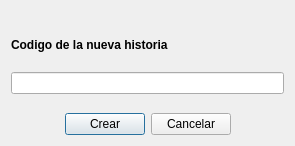
Before: the Qt Designer form crearhistoria.ui in Gabrielnz/pasantia-CIMBUC, drawn with Qt 5.
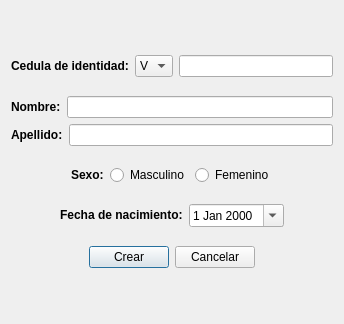
After: the same form once the commit is applied.

What changed in the file:
```diff
--- a/crearhistoria.ui
+++ b/crearhistoria.ui
@@ -6,8 +6,8 @@
    <rect>
     <x>0</x>
     <y>0</y>
-    <width>295</width>
-    <height>146</height>
+    <width>344</width>
+    <height>324</height>
    </rect>
   </property>
   <property name="windowTitle">
@@ -15,36 +15,120 @@
   </property>
   <layout class="QGridLayout" name="gridLayout">
    <item row="0" column="0">
-    <layout class="QVBoxLayout" name="verticalLayout_2">
+    <spacer name="verticalSpacer_2">
+     <property name="orientation">
+      <enum>Qt::Vertical</enum>
+     </property>
+     <property name="sizeType">
+      <enum>QSizePolicy::Fixed</enum>
+     </property>
+     <property name="sizeHint" stdset="0">
+      <size>
+       <width>17</width>
+       <height>13</height>
+      </size>
+     </property>
+    </spacer>
+   </item>
+   <item row="1" column="0">
+    <layout class="QVBoxLayout" name="verticalLayout">
      <item>
       <layout class="QHBoxLayout" name="horizontalLayout_2">
        <item>
-        <layout class="QVBoxLayout" name="verticalLayout">
+        <widget class="QLabel" name="etqCI">
+         <property name="text">
+          <string>&lt;html&gt;&lt;head/&gt;&lt;body&gt;&lt;p&gt;&lt;span style=&quot; font-weight:600;&quot;&gt;Cedula de identidad:&lt;/span&gt;&lt;/p&gt;&lt;/body&gt;&lt;/html&gt;</string>
+         </property>
+        </widget>
+       </item>
+       <item>
+        <widget class="QComboBox" name="cBoxCI">
          <item>
-          <spacer name="verticalSpacer_2">
-           <property name="orientation">
-            <enum>Qt::Vertical</enum>
-           </property>
-           <property name="sizeType">
-            <enum>QSizePolicy::Fixed</enum>
-           </property>
-           <property name="sizeHint" stdset="0">
-            <size>
-             <width>17</width>
-             <height>13</height>
-            </size>
-           </property>
-          </spacer>
+          <property name="text">
+           <string>V</string>
+          </property>
          </item>
          <item>
-          <widget class="QLabel" name="etqCrearHistoria">
-           <property name="text">
-            <string>&lt;html&gt;&lt;head/&gt;&lt;body&gt;&lt;p&gt;&lt;span style=&quot; font-weight:600;&quot;&gt;Codigo de la nueva historia&lt;/span&gt;&lt;/p&gt;&lt;/body&gt;&lt;/html&gt;</string>
-           </property>
-          </widget>
+          <property name="text">
+           <string>E</string>
+          </property>
          </item>
-        </layout>
+        </widget>
        </item>
+       <item>
+        <widget class="QLineEdit" name="lineaCI">
+         <property name="maxLength">
+          <number>9</number>
+         </property>
+         <property name="clearButtonEnabled">
+          <bool>false</bool>
+         </property>
+        </widget>
+       </item>
+      </layout>
+     </item>
+     <item>
+      <spacer name="verticalSpacer_3">
+       <property name="orientation">
+        <enum>Qt::Vertical</enum>
+       </property>
+       <property name="sizeType">
+        <enum>QSizePolicy::Fixed</enum>
+       </property>
+       <property name="sizeHint" stdset="0">
+        <size>
+         <width>17</width>
+         <height>13</height>
+        </size>
+       </property>
+      </spacer>
+     </item>
+     <item>
+      <layout class="QHBoxLayout" name="horizontalLayout_6">
+       <item>
+        <widget class="QLabel" name="etqNombre">
+         <property name="text">
+          <string>&lt;html&gt;&lt;head/&gt;&lt;body&gt;&lt;p&gt;&lt;span style=&quot; font-weight:600;&quot;&gt;Nombre:&lt;/span&gt;&lt;/p&gt;&lt;/body&gt;&lt;/html&gt;</string>
+         </property>
+        </widget>
+       </item>
+       <item>
+        <widget class="QLineEdit" name="lineaNombre"/>
+       </item>
+      </layout>
+     </item>
+     <item>
+      <layout class="QHBoxLayout" name="horizontalLayout_4">
+       <item>
+        <widget class="QLabel" name="etqApellido">
+         <property name="text">
+          <string>&lt;html&gt;&lt;head/&gt;&lt;body&gt;&lt;p&gt;&lt;span style=&quot; font-weight:600;&quot;&gt;Apellido:&lt;/span&gt;&lt;/p&gt;&lt;/body&gt;&lt;/html&gt;</string>
+         </property>
+        </widget>
+       </item>
+       <item>
+        <widget class="QLineEdit" name="lineaApellido"/>
+       </item>
+      </layout>
+     </item>
+     <item>
+      <spacer name="verticalSpacer_4">
+       <property name="orientation">
+        <enum>Qt::Vertical</enum>
+       </property>
+       <property name="sizeType">
+        <enum>QSizePolicy::Fixed</enum>
+       </property>
+       <property name="sizeHint" stdset="0">
+        <size>
+         <width>17</width>
+         <height>13</height>
+        </size>
+       </property>
+      </spacer>
+     </item>
+     <item>
+      <layout class="QHBoxLayout" name="horizontalLayout_3">
        <item>
         <spacer name="horizontalSpacer_6">
          <property name="orientation">
@@ -58,13 +142,104 @@
          </property>
         </spacer>
        </item>
+       <item>
+        <widget class="QLabel" name="etqSexo">
+         <property name="text">
+          <string>&lt;html&gt;&lt;head/&gt;&lt;body&gt;&lt;p&gt;&lt;span style=&quot; font-weight:600;&quot;&gt;Sexo:&lt;/span&gt;&lt;/p&gt;&lt;/body&gt;&lt;/html&gt;</string>
+         </property>
+        </widget>
+       </item>
+       <item>
+        <widget class="QRadioButton" name="radioMasculino">
+         <property name="text">
+          <string>Masculino</string>
+         </property>
+        </widget>
+       </item>
+       <item>
+        <widget class="QRadioButton" name="radioFemenino">
+         <property name="text">
+          <string>Femenino</string>
+         </property>
+        </widget>
+       </item>
+       <item>
+        <spacer name="horizontalSpacer_3">
+         <property name="orientation">
+          <enum>Qt::Horizontal</enum>
+         </property>
+         <property name="sizeHint" stdset="0">
+          <size>
+           <width>40</width>
+           <height>20</height>
+          </size>
+         </property>
+        </spacer>
+       </item>
       </layout>
      </item>
      <item>
-      <widget class="QLineEdit" name="lineaCrearHistoria"/>
+      <spacer name="verticalSpacer_6">
+       <property name="orientation">
+        <enum>Qt::Vertical</enum>
+       </property>
+       <property name="sizeType">
+        <enum>QSizePolicy::Fixed</enum>
+       </property>
+       <property name="sizeHint" stdset="0">
+        <size>
+         <width>17</width>
+         <height>13</height>
+        </size>
+       </property>
+      </spacer>
      </item>
      <item>
-      <spacer name="verticalSpacer">
+      <layout class="QHBoxLayout" name="horizontalLayout_5">
+       <item>
+        <spacer name="horizontalSpacer_5">
+         <property name="orientation">
+          <enum>Qt::Horizontal</enum>
+         </property>
+         <property name="sizeHint" stdset="0">
+          <size>
+           <width>40</width>
+           <height>20</height>
+          </size>
+         </property>
+        </spacer>
+       </item>
+       <item>
+        <widget class="QLabel" name="etqFechaNac">
+         <property name="text">
+          <string>&lt;html&gt;&lt;head/&gt;&lt;body&gt;&lt;p&gt;&lt;span style=&quot; font-weight:600;&quot;&gt;Fecha de nacimiento:&lt;/span&gt;&lt;/p&gt;&lt;/body&gt;&lt;/html&gt;</string>
+         </property>
+        </widget>
+       </item>
+       <item>
+        <widget class="QDateEdit" name="editFechaNac">
+         <property name="calendarPopup">
+          <bool>true</bool>
+         </property>
+        </widget>
+       </item>
+       <item>
+        <spacer name="horizontalSpacer_4">
+         <property name="orientation">
+          <enum>Qt::Horizontal</enum>
+         </property>
+         <property name="sizeHint" stdset="0">
+          <size>
+           <width>40</width>
+           <height>20</height>
+          </size>
+         </property>
+        </spacer>
+       </item>
+      </layout>
+     </item>
+     <item>
+      <spacer name="verticalSpacer_5">
        <property name="orientation">
         <enum>Qt::Vertical</enum>
        </property>
@@ -123,6 +298,22 @@
        </item>
       </layout>
      </item>
+     <item>
+      <spacer name="verticalSpacer">
+       <property name="orientation">
+        <enum>Qt::Vertical</enum>
+       </property>
+       <property name="sizeType">
+        <enum>QSizePolicy::Fixed</enum>
+       </property>
+       <property name="sizeHint" stdset="0">
+        <size>
+         <width>17</width>
+         <height>13</height>
+        </size>
+       </property>
+      </spacer>
+     </item>
     </layout>
    </item>
   </layout>
```
